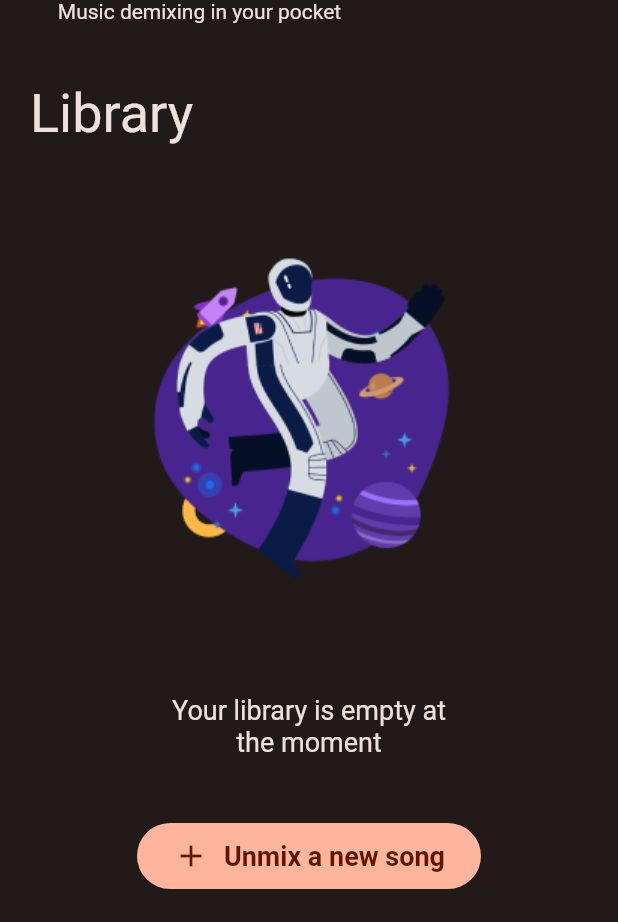
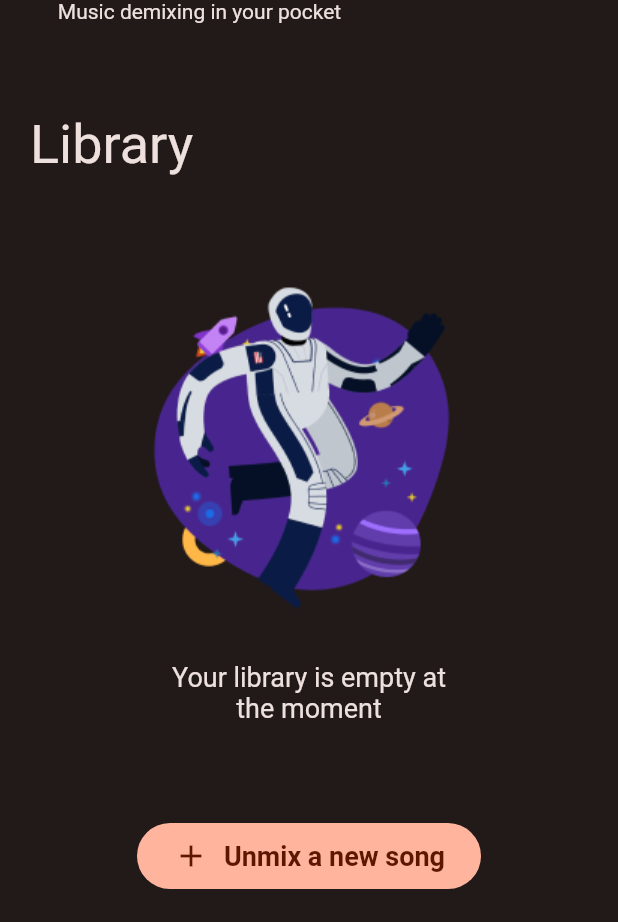
Before and after one commit to demixr/demixr-app, a Flutter app: the screen it shows after launch, on a phone screen of 412 x 824 dp, the part 314-1236 px from its top. Run offline on Flutter 3.47's test engine with Material 2 defaults, Android fonts, the light colour scheme and no system bars; our stand-ins replace flutter_svg.

Commit message:
Refactor home screen and add library with songs template

```diff
--- a/lib/screens/home/components/body.dart
+++ /dev/null
@@ -1,97 +0,0 @@
-import 'package:demixr_app/constants.dart';
-import 'package:demixr_app/utils.dart';
-import 'package:flutter/material.dart';
-import 'package:demixr_app/components/buttons.dart';
-
-class Body extends StatelessWidget {
-  const Body({Key? key}) : super(key: key);
-
-  @override
-  Widget build(BuildContext context) {
-    return Container(
-        margin:
-            const EdgeInsets.only(top: 125, left: 20, right: 20, bottom: 20),
-        height: double.maxFinite,
-        width: double.maxFinite,
-        child: Column(
-          mainAxisAlignment: MainAxisAlignment.spaceBetween,
-          crossAxisAlignment: CrossAxisAlignment.start,
-          children: <Widget>[
-            Column(
-              mainAxisAlignment: MainAxisAlignment.spaceBetween,
-              children: const [
-                Text(
-                  'Demixr',
-                  style: TextStyle(
-                      fontSize: 72,
-                      fontWeight: FontWeight.normal,
-                      color: ColorPalette.primary),
-                ),
-                Text(
-                  'Music demixing in your pocket',
-                  style: TextStyle(fontSize: 14),
-                )
-              ],
-            ),
-            Column(
-              children: [
-                Column(
-                  mainAxisAlignment: MainAxisAlignment.spaceEvenly,
-                  crossAxisAlignment: CrossAxisAlignment.start,
-                  children: [
-                    const Text(
-                      'Library',
-                      style: TextStyle(
-                          color: ColorPalette.onSurface, fontSize: 36),
-                    ),
-                    SizedBox(
-                      height: 450,
-                      width: double.maxFinite,
-                      child: Column(
-                        mainAxisAlignment: MainAxisAlignment.spaceEvenly,
-                        crossAxisAlignment: CrossAxisAlignment.center,
-                        children: [
-                          SizedBox(
-                            child: Image.asset(
-                                getAssetPath('astronaut', AssetType.image)),
-                          ),
-                          const SizedBox(
-                            width: 200,
-                            child: Text(
-                              'Your library is empty at the moment',
-                              textAlign: TextAlign.center,
-                              style: TextStyle(
-                                fontSize: 18,
-                                color: ColorPalette.onSurface,
-                              ),
-                            ),
-                          ),
-                        ],
-                      ),
-                    ),
-                  ],
-                ),
-                SizedBox(
-                  width: double.maxFinite,
-                  child: Row(
-                    mainAxisAlignment: MainAxisAlignment.center,
-                    children: [
-                      Button(
-                        'Unmix a new song',
-                        icon: const Icon(
-                          Icons.add,
-                          color: ColorPalette.onPrimary,
-                        ),
-                        textSize: 18,
-                        onPressed: () =>
-                            Navigator.pushNamed(context, 'demixing'),
-                      )
-                    ],
-                  ),
-                )
-              ],
-            ),
-          ],
-        ));
-  }
-}
--- /dev/null
+++ b/lib/screens/home/components/home_title.dart
@@ -0,0 +1,27 @@
+import 'package:demixr_app/constants.dart';
+import 'package:flutter/material.dart';
+
+class HomeTitle extends StatelessWidget {
+  const HomeTitle({Key? key}) : super(key: key);
+
+  @override
+  Widget build(BuildContext context) {
+    return Column(
+      mainAxisAlignment: MainAxisAlignment.spaceBetween,
+      children: const [
+        Text(
+          'Demixr',
+          style: TextStyle(
+            fontSize: 72,
+            fontWeight: FontWeight.normal,
+            color: ColorPalette.primary,
+          ),
+        ),
+        Text(
+          'Music demixing in your pocket',
+          style: TextStyle(fontSize: 14),
+        )
+      ],
+    );
+  }
+}
--- /dev/null
+++ b/lib/screens/home/components/library.dart
@@ -0,0 +1,70 @@
+import 'package:demixr_app/components/extended_widgets.dart';
+import 'package:demixr_app/components/song.dart';
+import 'package:demixr_app/constants.dart';
+import 'package:demixr_app/utils.dart';
+import 'package:flutter/material.dart';
+
+class Library extends StatelessWidget {
+  const Library({Key? key}) : super(key: key);
+
+  @override
+  Widget build(BuildContext context) {
+    return SpacedColumn(
+      spacing: 40,
+      mainAxisAlignment: MainAxisAlignment.start,
+      crossAxisAlignment: CrossAxisAlignment.start,
+      children: const [
+        Text(
+          'Library',
+          style: TextStyle(color: ColorPalette.onSurface, fontSize: 36),
+        ),
+        SizedBox(
+          width: double.maxFinite,
+          child: EmptyLibrary(),
+        ),
+      ],
+    );
+  }
+}
+
+class LibrarySongs extends StatelessWidget {
+  const LibrarySongs({Key? key}) : super(key: key);
+
+  @override
+  Widget build(BuildContext context) {
+    return SpacedColumn(
+      spacing: 25,
+      children: const [
+        Song(),
+      ],
+    );
+  }
+}
+
+class EmptyLibrary extends StatelessWidget {
+  const EmptyLibrary({Key? key}) : super(key: key);
+
+  @override
+  Widget build(BuildContext context) {
+    return Column(
+      mainAxisAlignment: MainAxisAlignment.spaceEvenly,
+      crossAxisAlignment: CrossAxisAlignment.center,
+      children: [
+        SizedBox(
+          child: Image.asset(getAssetPath('astronaut', AssetType.image)),
+        ),
+        const SizedBox(
+          width: 200,
+          child: Text(
+            'Your library is empty at the moment',
+            textAlign: TextAlign.center,
+            style: TextStyle(
+              fontSize: 18,
+              color: ColorPalette.onSurface,
+            ),
+          ),
+        ),
+      ],
+    );
+  }
+}
--- a/lib/screens/home/home_screen.dart
+++ b/lib/screens/home/home_screen.dart
@@ -1,13 +1,48 @@
-import 'package:demixr_app/screens/home/components/body.dart';
+import 'package:demixr_app/components/buttons.dart';
 import 'package:flutter/material.dart';
+
+import '../../constants.dart';
+import 'components/home_title.dart';
+import 'components/library.dart';
 
 class HomeScreen extends StatelessWidget {
   const HomeScreen({Key? key}) : super(key: key);
 
   @override
   Widget build(BuildContext context) {
-    return const Scaffold(
-      body: Body(),
+    return Scaffold(
+      body: Container(
+        margin:
+            const EdgeInsets.only(top: 125, left: 20, right: 20, bottom: 20),
+        height: double.maxFinite,
+        width: double.maxFinite,
+        child: Column(
+          mainAxisAlignment: MainAxisAlignment.start,
+          crossAxisAlignment: CrossAxisAlignment.start,
+          children: <Widget>[
+            const HomeTitle(),
+            const SizedBox(height: 60),
+            Expanded(
+              child: Column(
+                children: [
+                  const Expanded(
+                    child: Library(),
+                  ),
+                  Button(
+                    'Unmix a new song',
+                    icon: const Icon(
+                      Icons.add,
+                      color: ColorPalette.onPrimary,
+                    ),
+                    textSize: 18,
+                    onPressed: () => Navigator.pushNamed(context, 'demixing'),
+                  )
+                ],
+              ),
+            ),
+          ],
+        ),
+      ),
     );
   }
 }
```
